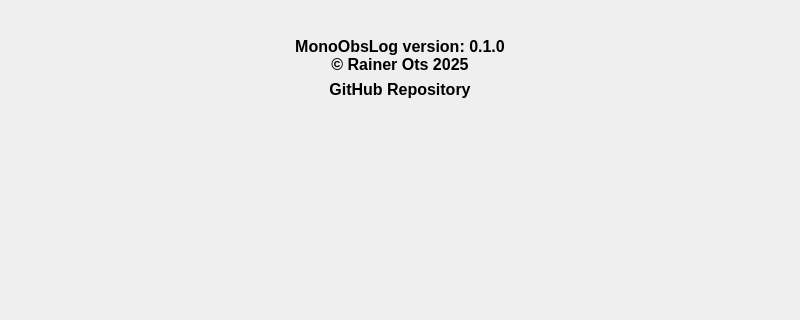
Above: uifiles/about_tab.ui from prookyon/MonoObsLog2 before the change; both pictures show x 0 to 800 and y 0 to 320 of the 800 by 645 pixel window. Below: the same form after it.
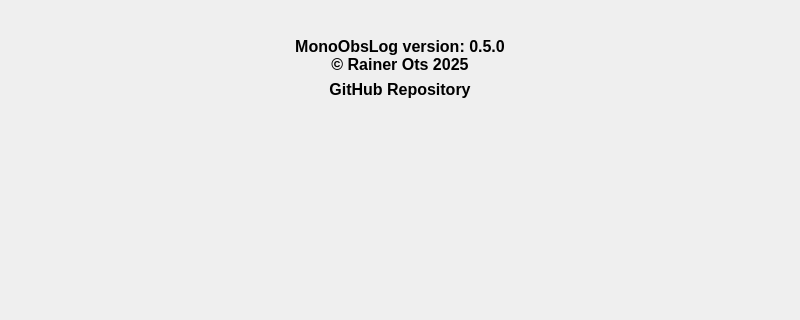
That is the form after the change.

Commit message: UI updates. Incremented version number.

What changed in the file:
```diff
--- a/uifiles/about_tab.ui
+++ b/uifiles/about_tab.ui
@@ -69,7 +69,7 @@
       </font>
      </property>
      <property name="text">
-      <string>MonoObsLog version: 0.1.0
+      <string>MonoObsLog version: 0.5.0
 © Rainer Ots 2025</string>
      </property>
      <property name="textFormat">
```
The commit also changes 6 other files.
